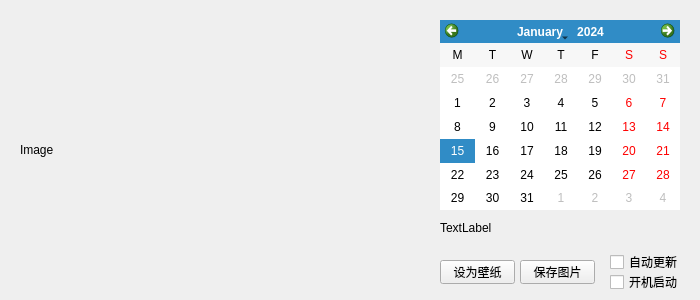
hanhuang22/mybingwallpaper, file mainwindow.ui: the form before one commit.
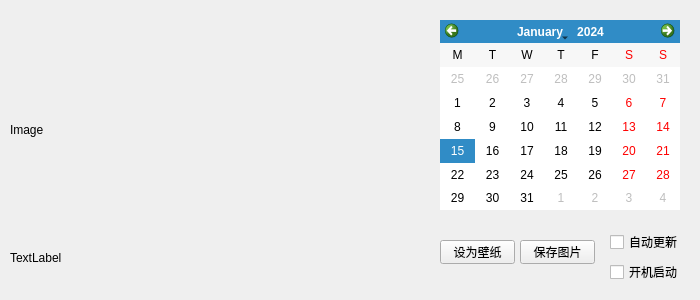
The form after the commit.

Commit message: using mybingwallpaper

Patch:
```diff
--- a/mainwindow.ui
+++ b/mainwindow.ui
@@ -74,7 +74,7 @@
     <property name="geometry">
      <rect>
       <x>440</x>
-      <y>260</y>
+      <y>240</y>
       <width>75</width>
       <height>24</height>
      </rect>
@@ -87,7 +87,7 @@
     <property name="geometry">
      <rect>
       <x>520</x>
-      <y>260</y>
+      <y>240</y>
       <width>75</width>
       <height>24</height>
      </rect>
@@ -99,8 +99,8 @@
    <widget class="QLabel" name="label">
     <property name="geometry">
      <rect>
-      <x>20</x>
-      <y>30</y>
+      <x>10</x>
+      <y>10</y>
       <width>400</width>
       <height>240</height>
      </rect>
@@ -112,21 +112,21 @@
    <widget class="QLabel" name="label_2">
     <property name="geometry">
      <rect>
-      <x>440</x>
-      <y>220</y>
-      <width>240</width>
+      <x>10</x>
+      <y>250</y>
+      <width>400</width>
       <height>16</height>
      </rect>
     </property>
     <property name="minimumSize">
      <size>
-      <width>240</width>
+      <width>400</width>
       <height>0</height>
      </size>
     </property>
     <property name="maximumSize">
      <size>
-      <width>240</width>
+      <width>400</width>
       <height>40</height>
      </size>
     </property>
@@ -141,7 +141,7 @@
     <property name="geometry">
      <rect>
       <x>610</x>
-      <y>270</y>
+      <y>260</y>
       <width>75</width>
       <height>24</height>
      </rect>
@@ -154,8 +154,8 @@
     <property name="geometry">
      <rect>
       <x>610</x>
-      <y>250</y>
-      <width>90</width>
+      <y>230</y>
+      <width>71</width>
       <height>24</height>
      </rect>
     </property>
```
The commit also changes 2 other files.
